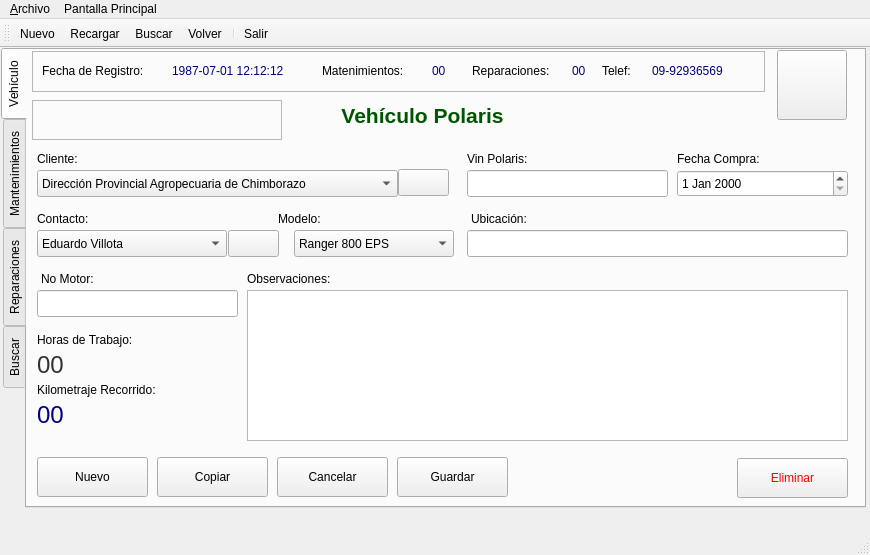
The window that aplicacion/polaris/ui/frm_vehiculo.ui (eduardouio/gelvsrm) describes before a commit, drawn with Qt 5.
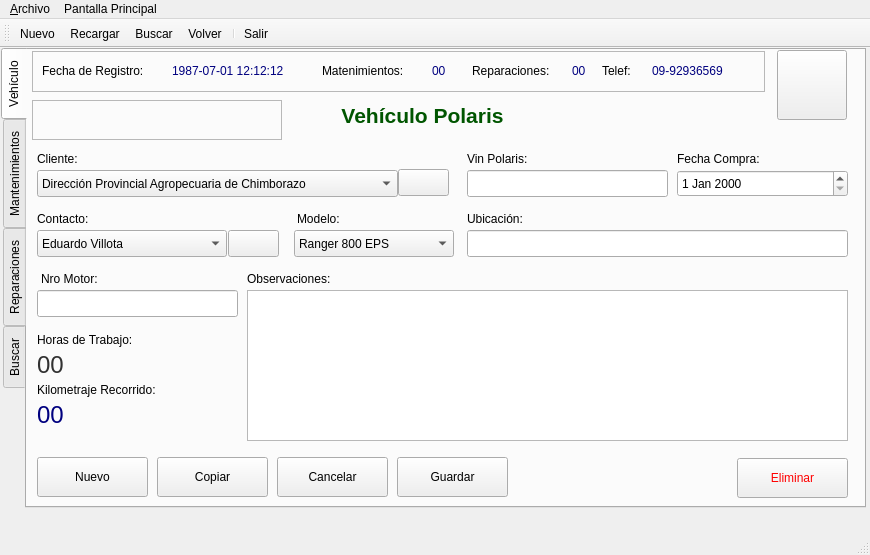
The same window after the commit. The open tabs and pages were chosen to show the change. Icons and pictures are not drawn.

Commit message: cambio de nombres en formularios reparacion, vehiculo, viaje

What changed in the file:
```diff
--- a/aplicacion/polaris/ui/frm_vehiculo.ui
+++ b/aplicacion/polaris/ui/frm_vehiculo.ui
@@ -546,7 +546,7 @@
      <widget class="QLabel" name="lbl_fecha_salida_2">
       <property name="geometry">
        <rect>
-        <x>444</x>
+        <x>440</x>
         <y>160</y>
         <width>81</width>
         <height>17</height>
@@ -605,7 +605,7 @@
        </rect>
       </property>
       <property name="text">
-       <string>No Motor:</string>
+       <string>Nro Motor:</string>
       </property>
      </widget>
      <widget class="QLineEdit" name="lineEdit_3">
@@ -716,7 +716,7 @@
      <widget class="QLabel" name="lbl_fecha_salida_9">
       <property name="geometry">
        <rect>
-        <x>251</x>
+        <x>270</x>
         <y>160</y>
         <width>60</width>
         <height>17</height>
```
Left out of the diff: 198 changed lines with no effect on the pictures. The commit also changes 2 other files.
